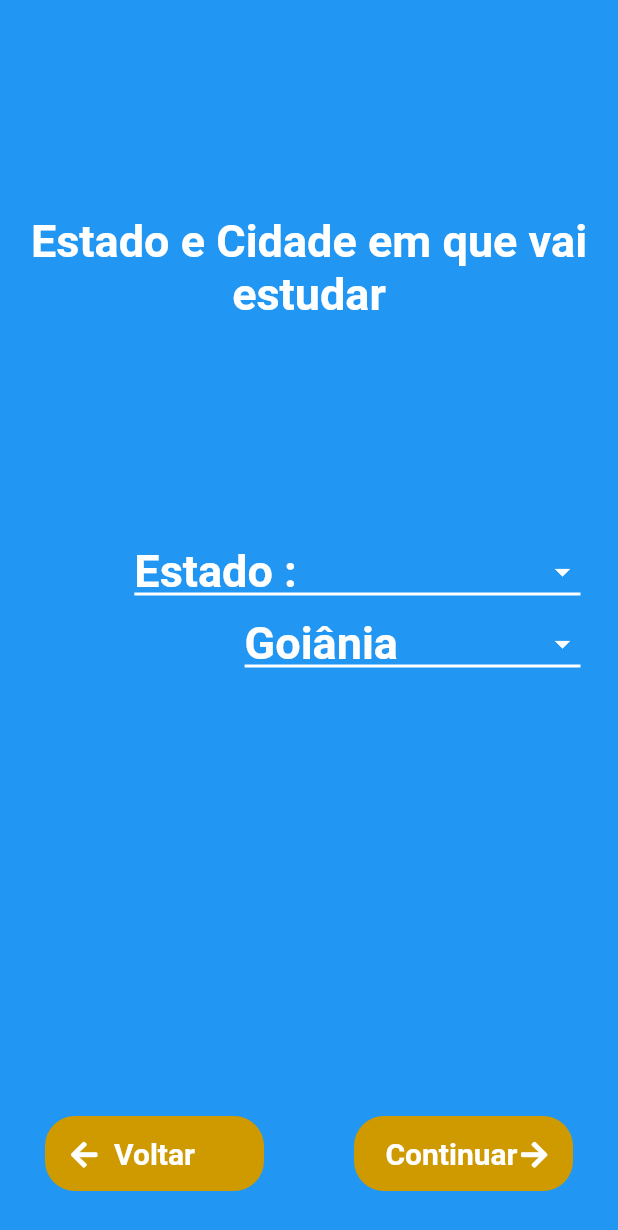
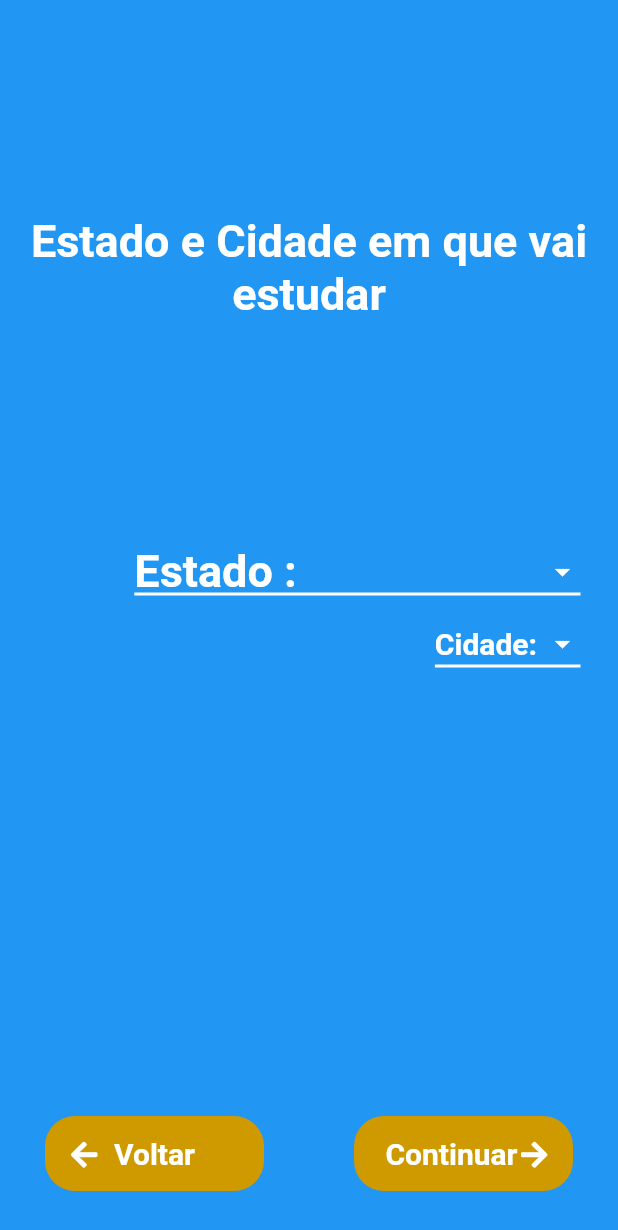
Before and after one commit to guilhermemarx14/MyGrana, a Flutter app: the StateScreen screen opened by its route, on a phone screen of 412 x 824 dp. Shown: the top 1230 px of the screen. Run offline on Flutter 3.47's test engine with Material 2 defaults, Android fonts, the phone set to English and light mode, and no system bars; our stand-ins replace font_awesome_flutter, sqflite; accounts and stored records are empty.

Commit message:
StateScreen - Dropdown de cidades

```diff
--- a/lib/screens/data_screen.dart
+++ b/lib/screens/data_screen.dart
@@ -1,9 +1,10 @@
 import 'package:flutter/material.dart';
 import 'package:flutter_app/components/back_button.dart' as back;
+import 'package:flutter_app/components/continue_button.dart';
+import 'package:flutter_app/model/cidadeUniversidade.dart';
+import 'package:flutter_app/model/estado.dart';
+import 'package:flutter_app/screens/home_screen.dart';
 import 'package:flutter_app/util/constants.dart';
-import 'package:flutter_app/components/continue_button.dart';
-import 'package:flutter_app/screens/home_screen.dart';
-import 'package:flutter_app/model/estado.dart';
 
 class DataScreen extends StatelessWidget {
   @override
@@ -70,13 +71,25 @@ class StateScreen extends StatefulWidget {
 
 class _StateScreen extends State<StateScreen> {
   List<String> nomesEstados = ['Estado :'];
-  String selected = 'Estado :';
+  List<Estado> estados = [];
+  String selectedEstado = 'Estado :';
+  List<String> nomesCidades = ['Cidade: '];
+  List<CidadeUniversidade> cidades = [];
+  String selectedCidade = 'Cidade: ';
+
+  int idSelectedEstado(String selected) {
+    for (int i = 0; i < estados.length; i++)
+      if (estados[i].nome.compareTo(selectedEstado) == 0) return estados[i].id;
+  }
+
   @override
   Widget build(BuildContext context) {
     Estado.getEstadosList().then((list) {
       nomesEstados = ['Estado :'];
+      estados = [];
       list.forEach((value) {
         setState(() {
+          estados.add(value);
           nomesEstados.add(value.toString());
         });
       });
@@ -106,7 +119,8 @@ class _StateScreen extends State<StateScreen> {
                     mainAxisAlignment: MainAxisAlignment.end,
                     children: <Widget>[
                       DropdownButton<String>(
-                        value: selected,
+                        isExpanded: false,
+                        value: selectedEstado,
                         iconEnabledColor: kWhite,
                         underline: Container(
                           height: 2,
@@ -124,7 +138,18 @@ class _StateScreen extends State<StateScreen> {
                         }).toList(),
                         onChanged: (String newValue) {
                           setState(() {
-                            selected = newValue;
+                            selectedEstado = newValue;
+                            nomesCidades = ['Cidade: '];
+                            selectedCidade = 'Cidade: ';
+                            cidades = [];
+                            int estadoId = idSelectedEstado(selectedEstado);
+                            CidadeUniversidade.getCidadesList(estadoId)
+                                .then((list) {
+                              list.forEach((value) {
+                                cidades.add(value);
+                                nomesCidades.add(value.nome);
+                              });
+                            });
                           });
                         },
                       ),
@@ -137,20 +162,19 @@ class _StateScreen extends State<StateScreen> {
                     mainAxisAlignment: MainAxisAlignment.end,
                     children: <Widget>[
                       DropdownButton<String>(
-                        value: 'Goiânia',
+                        value: selectedCidade,
+                        isExpanded: false,
                         iconEnabledColor: kWhite,
                         underline: Container(
                           height: 2,
                           width: double.infinity,
                           color: kWhite,
                         ),
-                        style: kFormStyle,
-                        items: <String>[
-                          'Goiânia',
-                          'São Paulo',
-                          'Belo Horizonte',
-                          'Rio de Janeiro'
-                        ].map((String value) {
+                        style: TextStyle(
+                            fontSize: 20.0,
+                            color: kWhite,
+                            fontWeight: FontWeight.bold),
+                        items: nomesCidades.map((String value) {
                           return DropdownMenuItem<String>(
                             value: value,
                             child: Text(
@@ -158,7 +182,11 @@ class _StateScreen extends State<StateScreen> {
                             ),
                           );
                         }).toList(),
-                        onChanged: (_) {},
+                        onChanged: (String newValue) {
+                          setState(() {
+                            selectedCidade = newValue;
+                          });
+                        },
                       ),
                     ],
                   ),
@@ -225,7 +253,7 @@ class UniversityScreen extends StatelessWidget {
                           width: double.infinity,
                           color: kWhite,
                         ),
-                        style: kFormStyle.copyWith(fontSize: 18),
+                        style: kFormStyle.copyWith(fontSize: 15),
                         items: <String>[
                           'Universidade Federal de Ouro Preto',
                           'Universidade Federal de Minas Gerais',
```
